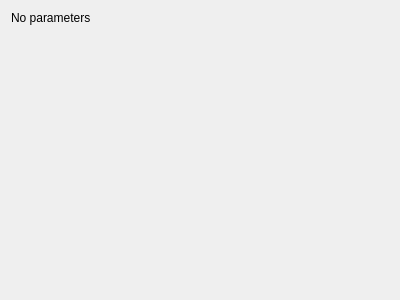
First picture: the form in mandelbulber2/qt_data/fractal_menger_sponge.ui, repository buddhi1980/mandelbulber2, before the edit.
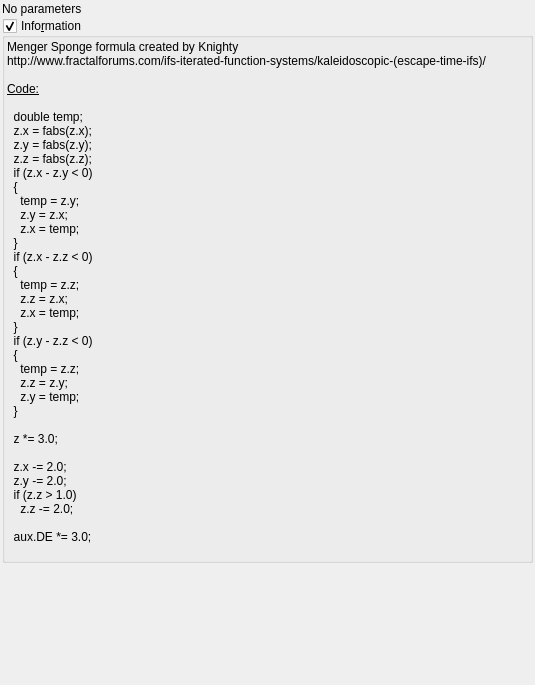
Second picture: the form after the edit. Custom widgets are drawn as their Qt base class.

Commit message: Added information box for Menger Sponge and Msltoe's formulas

What changed in the file:
```diff
--- a/mandelbulber2/qt_data/fractal_menger_sponge.ui
+++ b/mandelbulber2/qt_data/fractal_menger_sponge.ui
@@ -6,14 +6,29 @@
    <rect>
     <x>0</x>
     <y>0</y>
-    <width>400</width>
-    <height>300</height>
+    <width>535</width>
+    <height>685</height>
    </rect>
   </property>
   <property name="windowTitle">
    <string>Form</string>
   </property>
   <layout class="QVBoxLayout" name="verticalLayout">
+   <property name="spacing">
+    <number>2</number>
+   </property>
+   <property name="leftMargin">
+    <number>2</number>
+   </property>
+   <property name="topMargin">
+    <number>2</number>
+   </property>
+   <property name="rightMargin">
+    <number>2</number>
+   </property>
+   <property name="bottomMargin">
+    <number>2</number>
+   </property>
    <item>
     <widget class="QLabel" name="label">
      <property name="text">
@@ -21,6 +36,92 @@
      </property>
     </widget>
    </item>
+   <item>
+    <widget class="MyGroupBox" name="groupCheck_info">
+     <property name="title">
+      <string>Info&amp;rmation</string>
+     </property>
+     <property name="flat">
+      <bool>false</bool>
+     </property>
+     <property name="checkable">
+      <bool>true</bool>
+     </property>
+     <layout class="QVBoxLayout" name="verticalLayout_2">
+      <property name="spacing">
+       <number>2</number>
+      </property>
+      <property name="leftMargin">
+       <number>2</number>
+      </property>
+      <property name="topMargin">
+       <number>2</number>
+      </property>
+      <property name="rightMargin">
+       <number>2</number>
+      </property>
+      <property name="bottomMargin">
+       <number>2</number>
+      </property>
+      <item>
+       <widget class="QLabel" name="label_4">
+        <property name="text">
+         <string>&lt;!DOCTYPE HTML PUBLIC &quot;-//W3C//DTD HTML 4.0//EN&quot; &quot;http://www.w3.org/TR/REC-html40/strict.dtd&quot;&gt;
+&lt;html&gt;&lt;head&gt;&lt;meta name=&quot;qrichtext&quot; content=&quot;1&quot; /&gt;&lt;style type=&quot;text/css&quot;&gt;
+p, li { white-space: pre-wrap; }
+&lt;/style&gt;&lt;/head&gt;&lt;body&gt;
+&lt;p style=&quot; margin-top:0px; margin-bottom:0px; margin-left:0px; margin-right:0px; -qt-block-indent:0; text-indent:0px;&quot;&gt;Menger Sponge formula created by Knighty&lt;/p&gt;
+&lt;p style=&quot; margin-top:0px; margin-bottom:0px; margin-left:0px; margin-right:0px; -qt-block-indent:0; text-indent:0px;&quot;&gt;http://www.fractalforums.com/ifs-iterated-function-systems/kaleidoscopic-(escape-time-ifs)/&lt;/p&gt;
+&lt;p style=&quot;-qt-paragraph-type:empty; margin-top:0px; margin-bottom:0px; margin-left:0px; margin-right:0px; -qt-block-indent:0; text-indent:0px;&quot;&gt;&lt;br /&gt;&lt;/p&gt;
+&lt;p style=&quot; margin-top:0px; margin-bottom:0px; margin-left:0px; margin-right:0px; -qt-block-indent:0; text-indent:0px;&quot;&gt;&lt;span style=&quot; text-decoration: underline;&quot;&gt;Code:&lt;/span&gt;&lt;/p&gt;
+&lt;p style=&quot;-qt-paragraph-type:empty; margin-top:0px; margin-bottom:0px; margin-left:0px; margin-right:0px; -qt-block-indent:0; text-indent:0px; text-decoration: underline;&quot;&gt;&lt;br /&gt;&lt;/p&gt;
+&lt;p style=&quot; margin-top:0px; margin-bottom:0px; margin-left:0px; margin-right:0px; -qt-block-indent:0; text-indent:0px;&quot;&gt;  double temp;&lt;/p&gt;
+&lt;p style=&quot; margin-top:0px; margin-bottom:0px; margin-left:0px; margin-right:0px; -qt-block-indent:0; text-indent:0px;&quot;&gt;  z.x = fabs(z.x);&lt;/p&gt;
+&lt;p style=&quot; margin-top:0px; margin-bottom:0px; margin-left:0px; margin-right:0px; -qt-block-indent:0; text-indent:0px;&quot;&gt;  z.y = fabs(z.y);&lt;/p&gt;
+&lt;p style=&quot; margin-top:0px; margin-bottom:0px; margin-left:0px; margin-right:0px; -qt-block-indent:0; text-indent:0px;&quot;&gt;  z.z = fabs(z.z);&lt;/p&gt;
+&lt;p style=&quot; margin-top:0px; margin-bottom:0px; margin-left:0px; margin-right:0px; -qt-block-indent:0; text-indent:0px;&quot;&gt;  if (z.x - z.y &amp;lt; 0)&lt;/p&gt;
+&lt;p style=&quot; margin-top:0px; margin-bottom:0px; margin-left:0px; margin-right:0px; -qt-block-indent:0; text-indent:0px;&quot;&gt;  {&lt;/p&gt;
+&lt;p style=&quot; margin-top:0px; margin-bottom:0px; margin-left:0px; margin-right:0px; -qt-block-indent:0; text-indent:0px;&quot;&gt;    temp = z.y;&lt;/p&gt;
+&lt;p style=&quot; margin-top:0px; margin-bottom:0px; margin-left:0px; margin-right:0px; -qt-block-indent:0; text-indent:0px;&quot;&gt;    z.y = z.x;&lt;/p&gt;
+&lt;p style=&quot; margin-top:0px; margin-bottom:0px; margin-left:0px; margin-right:0px; -qt-block-indent:0; text-indent:0px;&quot;&gt;    z.x = temp;&lt;/p&gt;
+&lt;p style=&quot; margin-top:0px; margin-bottom:0px; margin-left:0px; margin-right:0px; -qt-block-indent:0; text-indent:0px;&quot;&gt;  }&lt;/p&gt;
+&lt;p style=&quot; margin-top:0px; margin-bottom:0px; margin-left:0px; margin-right:0px; -qt-block-indent:0; text-indent:0px;&quot;&gt;  if (z.x - z.z &amp;lt; 0)&lt;/p&gt;
+&lt;p style=&quot; margin-top:0px; margin-bottom:0px; margin-left:0px; margin-right:0px; -qt-block-indent:0; text-indent:0px;&quot;&gt;  {&lt;/p&gt;
+&lt;p style=&quot; margin-top:0px; margin-bottom:0px; margin-left:0px; margin-right:0px; -qt-block-indent:0; text-indent:0px;&quot;&gt;    temp = z.z;&lt;/p&gt;
+&lt;p style=&quot; margin-top:0px; margin-bottom:0px; margin-left:0px; margin-right:0px; -qt-block-indent:0; text-indent:0px;&quot;&gt;    z.z = z.x;&lt;/p&gt;
+&lt;p style=&quot; margin-top:0px; margin-bottom:0px; margin-left:0px; margin-right:0px; -qt-block-indent:0; text-indent:0px;&quot;&gt;    z.x = temp;&lt;/p&gt;
+&lt;p style=&quot; margin-top:0px; margin-bottom:0px; margin-left:0px; margin-right:0px; -qt-block-indent:0; text-indent:0px;&quot;&gt;  }&lt;/p&gt;
+&lt;p style=&quot; margin-top:0px; margin-bottom:0px; margin-left:0px; margin-right:0px; -qt-block-indent:0; text-indent:0px;&quot;&gt;  if (z.y - z.z &amp;lt; 0)&lt;/p&gt;
+&lt;p style=&quot; margin-top:0px; margin-bottom:0px; margin-left:0px; margin-right:0px; -qt-block-indent:0; text-indent:0px;&quot;&gt;  {&lt;/p&gt;
+&lt;p style=&quot; margin-top:0px; margin-bottom:0px; margin-left:0px; margin-right:0px; -qt-block-indent:0; text-indent:0px;&quot;&gt;    temp = z.z;&lt;/p&gt;
+&lt;p style=&quot; margin-top:0px; margin-bottom:0px; margin-left:0px; margin-right:0px; -qt-block-indent:0; text-indent:0px;&quot;&gt;    z.z = z.y;&lt;/p&gt;
+&lt;p style=&quot; margin-top:0px; margin-bottom:0px; margin-left:0px; margin-right:0px; -qt-block-indent:0; text-indent:0px;&quot;&gt;    z.y = temp;&lt;/p&gt;
+&lt;p style=&quot; margin-top:0px; margin-bottom:0px; margin-left:0px; margin-right:0px; -qt-block-indent:0; text-indent:0px;&quot;&gt;  }&lt;/p&gt;
+&lt;p style=&quot;-qt-paragraph-type:empty; margin-top:0px; margin-bottom:0px; margin-left:0px; margin-right:0px; -qt-block-indent:0; text-indent:0px;&quot;&gt;&lt;br /&gt;&lt;/p&gt;
+&lt;p style=&quot; margin-top:0px; margin-bottom:0px; margin-left:0px; margin-right:0px; -qt-block-indent:0; text-indent:0px;&quot;&gt;  z *= 3.0;&lt;/p&gt;
+&lt;p style=&quot;-qt-paragraph-type:empty; margin-top:0px; margin-bottom:0px; margin-left:0px; margin-right:0px; -qt-block-indent:0; text-indent:0px;&quot;&gt;&lt;br /&gt;&lt;/p&gt;
+&lt;p style=&quot; margin-top:0px; margin-bottom:0px; margin-left:0px; margin-right:0px; -qt-block-indent:0; text-indent:0px;&quot;&gt;  z.x -= 2.0;&lt;/p&gt;
+&lt;p style=&quot; margin-top:0px; margin-bottom:0px; margin-left:0px; margin-right:0px; -qt-block-indent:0; text-indent:0px;&quot;&gt;  z.y -= 2.0;&lt;/p&gt;
+&lt;p style=&quot; margin-top:0px; margin-bottom:0px; margin-left:0px; margin-right:0px; -qt-block-indent:0; text-indent:0px;&quot;&gt;  if (z.z &amp;gt; 1.0)&lt;/p&gt;
+&lt;p style=&quot; margin-top:0px; margin-bottom:0px; margin-left:0px; margin-right:0px; -qt-block-indent:0; text-indent:0px;&quot;&gt;    z.z -= 2.0;&lt;/p&gt;
+&lt;p style=&quot;-qt-paragraph-type:empty; margin-top:0px; margin-bottom:0px; margin-left:0px; margin-right:0px; -qt-block-indent:0; text-indent:0px;&quot;&gt;&lt;br /&gt;&lt;/p&gt;
+&lt;p style=&quot; margin-top:0px; margin-bottom:0px; margin-left:0px; margin-right:0px; -qt-block-indent:0; text-indent:0px;&quot;&gt;  aux.DE *= 3.0;&lt;/p&gt;
+&lt;p style=&quot;-qt-paragraph-type:empty; margin-top:0px; margin-bottom:0px; margin-left:0px; margin-right:0px; -qt-block-indent:0; text-indent:0px;&quot;&gt;&lt;br /&gt;&lt;/p&gt;&lt;/body&gt;&lt;/html&gt;</string>
+        </property>
+        <property name="wordWrap">
+         <bool>true</bool>
+        </property>
+        <property name="openExternalLinks">
+         <bool>true</bool>
+        </property>
+        <property name="textInteractionFlags">
+         <set>Qt::LinksAccessibleByMouse|Qt::TextSelectableByMouse</set>
+        </property>
+       </widget>
+      </item>
+     </layout>
+    </widget>
+   </item>
    <item>
     <spacer name="verticalSpacer">
      <property name="orientation">
@@ -36,6 +137,14 @@
    </item>
   </layout>
  </widget>
+ <customwidgets>
+  <customwidget>
+   <class>MyGroupBox</class>
+   <extends>QGroupBox</extends>
+   <header>mygroupbox.h</header>
+   <container>1</container>
+  </customwidget>
+ </customwidgets>
  <resources/>
  <connections/>
 </ui>
```
The commit also changes 9 other files.
